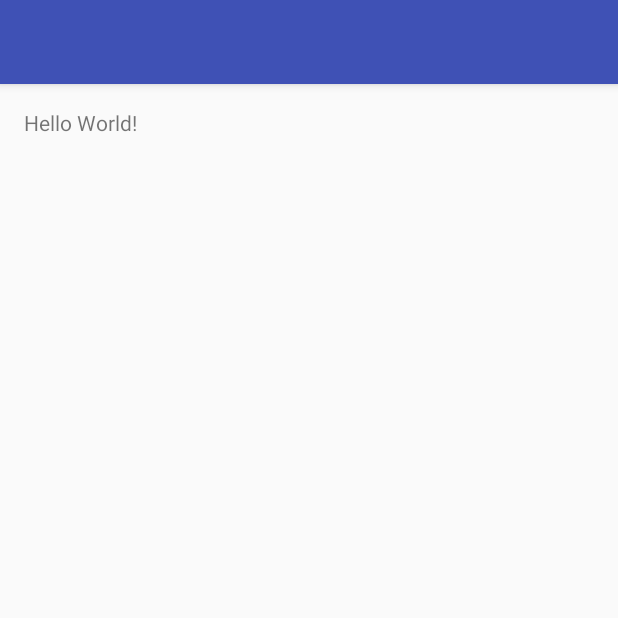
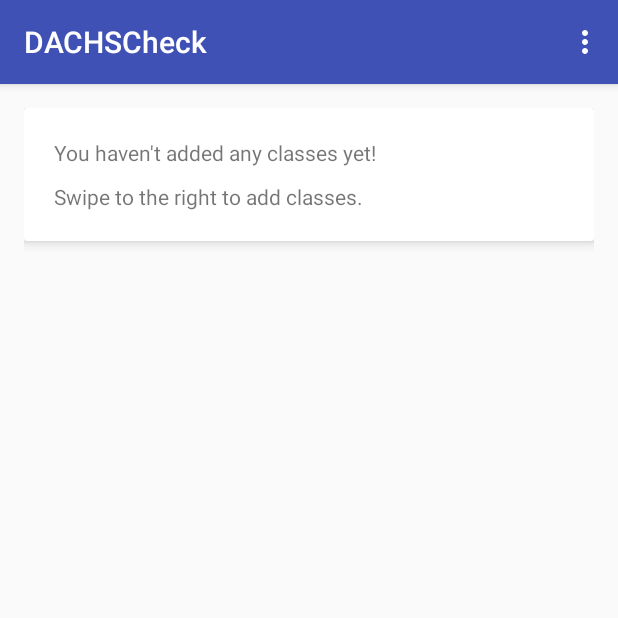
Before and after one commit to bradleyramunas/DACHSCheck, an Android app: the screen it shows after launch (MainActivity), on a phone screen of 412 x 824 dp, the top half of it. Run offline under Robolectric (Android 15) with nearby library versions, the phone set to English and light mode, and no system bars; our stand-ins replace ButterKnife; libraries missing offline, so code that uses them is left out: com.mikepenz.materialdrawer; 2 statements that could not run were skipped.

```diff
--- a/app/build.gradle
+++ b/app/build.gradle
@@ -33,4 +33,5 @@ dependencies {
         transitive = true
     }
     testCompile 'junit:junit:4.12'
+    compile 'com.android.support:cardview-v7:25.0.1'
 }
--- a/app/src/main/java/com/bradleyramunas/dachscheck/MainActivity.java
+++ b/app/src/main/java/com/bradleyramunas/dachscheck/MainActivity.java
@@ -23,7 +23,7 @@ import butterknife.BindView;
 import butterknife.ButterKnife;
 
 public class MainActivity extends AppCompatActivity {
-    @BindView(R.id.toolbar) Toolbar toolbar;
+
     private Drawer drawer = null;
 
 
@@ -31,6 +31,7 @@ public class MainActivity extends AppCompatActivity {
     protected void onCreate(Bundle savedInstanceState) {
         super.onCreate(savedInstanceState);
         setContentView(R.layout.activity_main);
+        Toolbar toolbar = (Toolbar) findViewById(R.id.toolbar);
         setSupportActionBar(toolbar);
         AccountHeader header = new AccountHeaderBuilder()
                 .withActivity(this)
@@ -43,13 +44,11 @@ public class MainActivity extends AppCompatActivity {
                 .withAccountHeader(header)
                 .withTranslucentStatusBar(false)
                 .withActionBarDrawerToggle(true)
+                .withActionBarDrawerToggleAnimated(true)
                 .build();
         try{
             ArrayList<Teacher> data = new GrabTeachers(this).execute().get();
-            for(Teacher s : data){
-                Log.d("DATA", s.getName());
 
-            }
         } catch (Exception e){
             Log.e("DATAFETCHERROR", e.getMessage());
         }
@@ -77,4 +76,14 @@ public class MainActivity extends AppCompatActivity {
 
         return super.onOptionsItemSelected(item);
     }
+
+    @Override
+    public void onBackPressed() {
+        if(drawer.isDrawerOpen()){
+            drawer.closeDrawer();
+        }else{
+            super.onBackPressed();
+        }
+
+    }
 }
--- a/app/src/main/java/com/bradleyramunas/dachscheck/WebScrape/GrabTeachers.java
+++ b/app/src/main/java/com/bradleyramunas/dachscheck/WebScrape/GrabTeachers.java
@@ -52,15 +52,13 @@ public class GrabTeachers extends AsyncTask<Void, Integer, ArrayList<Teacher>>{
 
     @Override
     protected void onProgressUpdate(Integer... values) {
-        if(values[0] == 1){
-            Toast.makeText(context, "Completed", Toast.LENGTH_LONG).show();
-        }
+
         super.onProgressUpdate(values);
     }
 
     @Override
     protected void onPostExecute(ArrayList<Teacher> teachers) {
-
+        //Toast.makeText(context, "Grabbed teacher list successfully", Toast.LENGTH_LONG).show();
         super.onPostExecute(teachers);
     }
 }
--- a/app/src/main/res/layout/content_main.xml
+++ b/app/src/main/res/layout/content_main.xml
@@ -13,8 +13,39 @@
     tools:context="com.bradleyramunas.dachscheck.MainActivity"
     tools:showIn="@layout/activity_main">
 
-    <TextView
-        android:layout_width="wrap_content"
-        android:layout_height="wrap_content"
-        android:text="Hello World!" />
+    <LinearLayout
+        android:orientation="vertical"
+        android:layout_width="match_parent"
+        android:layout_height="match_parent"
+        android:layout_alignParentTop="true"
+        android:layout_alignParentLeft="true"
+        android:layout_alignParentStart="true"
+        android:id="@+id/cardHolder">
+
+        <android.support.v7.widget.CardView
+            android:layout_width="match_parent"
+            android:layout_height="wrap_content"
+            app:cardElevation="5dp" >
+
+            <LinearLayout
+                android:orientation="vertical"
+                android:layout_width="match_parent"
+                android:layout_height="match_parent"
+                android:padding="20dp">
+
+                <TextView
+                    android:text="You haven't added any classes yet!"
+                    android:layout_width="match_parent"
+                    android:layout_height="wrap_content"
+                    android:id="@+id/textView"
+                    android:layout_marginBottom="10dp" />
+
+                <TextView
+                    android:text="Swipe to the right to add classes."
+                    android:layout_width="match_parent"
+                    android:layout_height="wrap_content"
+                    android:id="@+id/textView2" />
+            </LinearLayout>
+        </android.support.v7.widget.CardView>
+    </LinearLayout>
 </RelativeLayout>
```
Also changed, not shown: app/src/main/java/com/bradleyramunas/dachscheck/WebScrape/GrabPeriods.java (+11 -1 lines).
